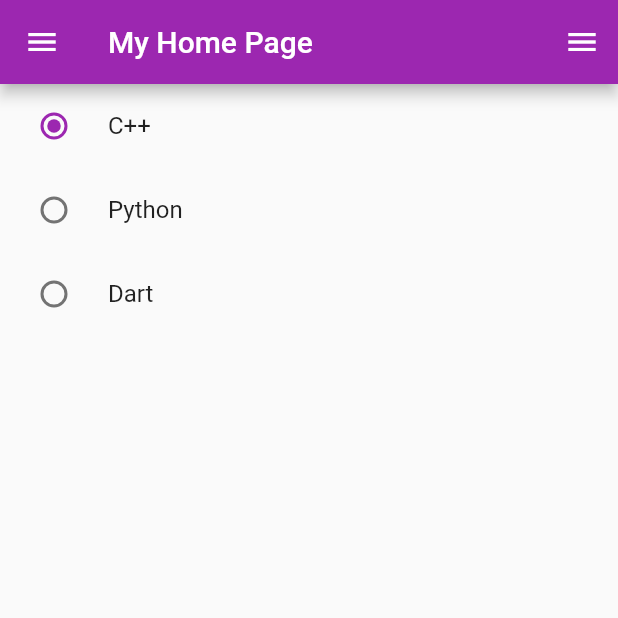
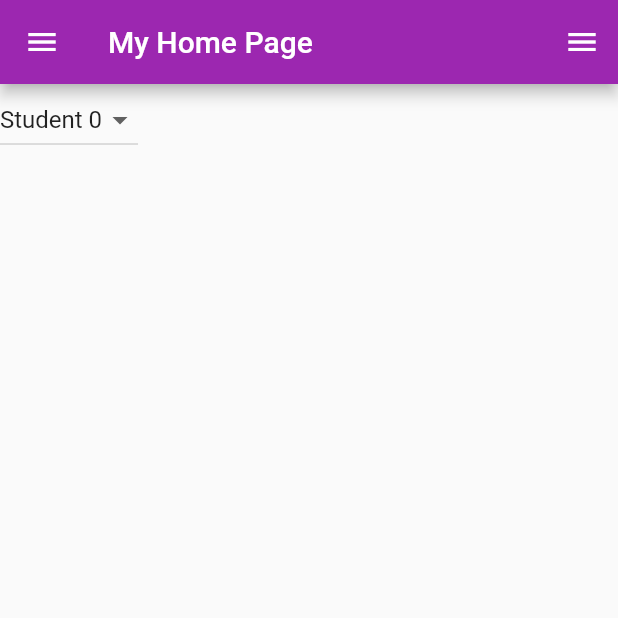
Before and after one commit to gaeun23/flutter-practice, a Flutter app: the screen it shows after launch, on a phone screen of 412 x 824 dp, the top half of it. Run offline on Flutter 3.47's test engine with Material 2 defaults, Android fonts, the phone set to English and light mode, and no system bars.

Commit message:
DropdownButton widgets

```diff
--- a/lib/main.dart
+++ b/lib/main.dart
@@ -1,6 +1,4 @@
 import 'package:flutter/material.dart';
-
-enum Language { cpp, python, dart }
 
 void main() {
   runApp(const MyApp());
@@ -29,7 +27,8 @@ class MyHomePage extends StatefulWidget {
 }
 
 class _MyHomePageState extends State<MyHomePage> {
-  Language _language = Language.cpp;
+  final _valueList = List.generate(10, (index) => 'Student $index');
+  var _selectedValue = 'Student 0';
 
   @override
   Widget build(BuildContext context) {
@@ -38,42 +37,18 @@ class _MyHomePageState extends State<MyHomePage> {
         title: const Text('My Home Page'),
         actions: [IconButton(onPressed: () {}, icon: const Icon(Icons.menu))],
       ),
-      body: Column(
-        children: [
-          RadioListTile(
-            title: const Text('C++'),
-            value: Language.cpp,
-            groupValue: _language,
-            onChanged: (value) {
-              setState(() {
-                _language = value!;
-                print('$_language');
-              });
-            },
-          ),
-          RadioListTile(
-            title: const Text('Python'),
-            value: Language.python,
-            groupValue: _language,
-            onChanged: (value) {
-              setState(() {
-                _language = value!;
-                print('$_language');
-              });
-            },
-          ),
-          RadioListTile(
-            title: const Text('Dart'),
-            value: Language.dart,
-            groupValue: _language,
-            onChanged: (value) {
-              setState(() {
-                _language = value!;
-                print('$_language');
-              });
-            },
-          ),
-        ],
+      body: DropdownButton(
+        value: _selectedValue,
+        items: _valueList.map(
+          (value) {
+            return DropdownMenuItem(value: value, child: Text(value));
+          },
+        ).toList(),
+        onChanged: (value) {
+          setState(() {
+            _selectedValue = value!;
+          });
+        },
       ),
       drawer: const Drawer(),
     );
```
